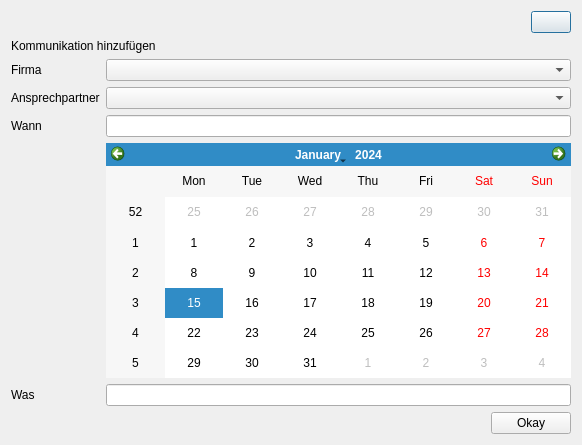
This is createcommunication.ui in green-lion-racing/glr-database as Qt 5 draws it before an edit. The edited form follows.
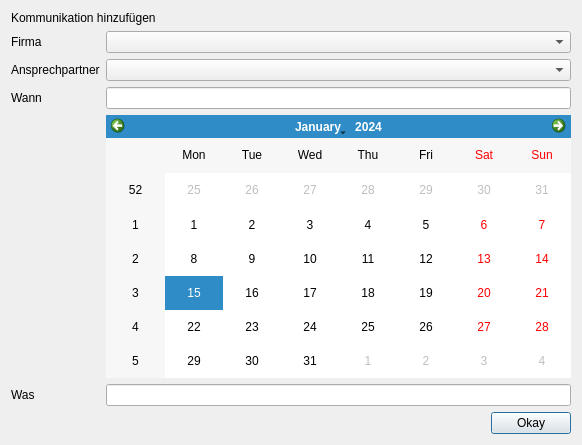
This is the edited form.

Patch:
```diff
--- a/createcommunication.ui
+++ b/createcommunication.ui
@@ -16,30 +16,6 @@
   <layout class="QVBoxLayout" name="verticalLayout_2">
    <item>
     <layout class="QVBoxLayout" name="verticalLayout">
-     <item>
-      <layout class="QHBoxLayout" name="horizontalLayout">
-       <item>
-        <spacer name="horizontalSpacer">
-         <property name="orientation">
-          <enum>Qt::Horizontal</enum>
-         </property>
-         <property name="sizeHint" stdset="0">
-          <size>
-           <width>40</width>
-           <height>20</height>
-          </size>
-         </property>
-        </spacer>
-       </item>
-       <item>
-        <widget class="QPushButton" name="pb_close">
-         <property name="text">
-          <string/>
-         </property>
-        </widget>
-       </item>
-      </layout>
-     </item>
      <item>
       <widget class="QLabel" name="l_dialogTitle">
        <property name="text">
```
